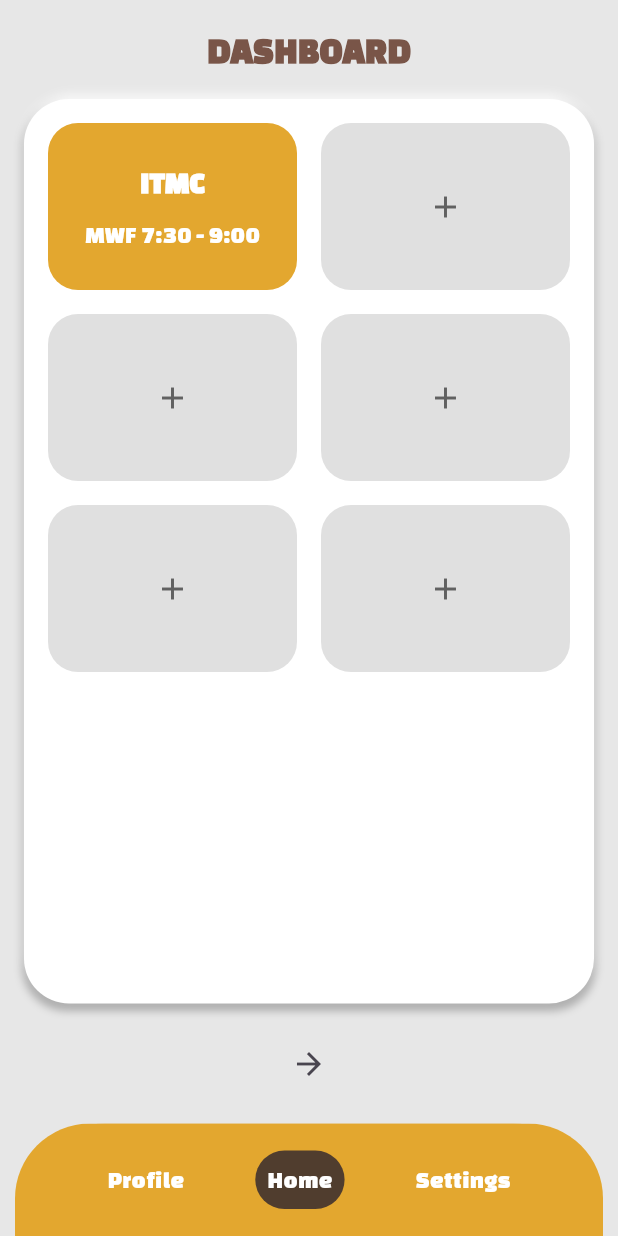
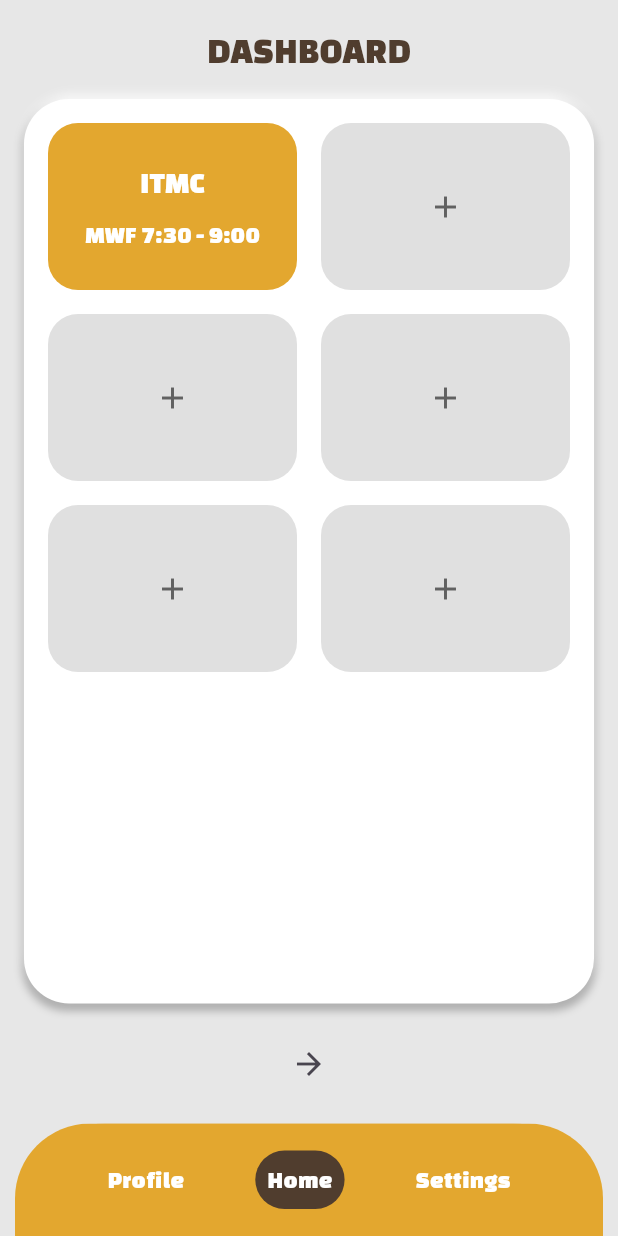
Before and after one commit to JaredOquindo/SeatSmart, a Flutter app: the screen it shows once a user with an empty profile is signed in, on a phone screen of 412 x 824 dp. Run offline on Flutter 3.47's test engine with Material 3 defaults, Android fonts, the phone set to English and light mode, and no system bars; our stand-ins replace firebase_auth, firebase_core; accounts and stored records are empty.

Commit message:
Update Files

```diff
--- a/seatsmart/lib/pages/home_page.dart
+++ b/seatsmart/lib/pages/home_page.dart
@@ -26,8 +26,8 @@ class HomePage extends StatelessWidget {
                 'DASHBOARD',
                 style: TextStyle(
                   fontSize: 24,
-                  fontWeight: FontWeight.bold,
-                  color: Colors.brown,
+                  fontWeight: FontWeight.normal,
+                  color: Color(0xff503D2E),
                   fontFamily: 'ChangaOne',
                 ),
               ),
@@ -81,7 +81,7 @@ class HomePage extends StatelessWidget {
                                         style: TextStyle(
                                           color: Colors.white,
                                           fontSize: 20,
-                                          fontWeight: FontWeight.bold,
+                                          fontWeight: FontWeight.normal,
                                           fontFamily: 'ChangaOne',
                                         ),
                                       ),
@@ -92,6 +92,7 @@ class HomePage extends StatelessWidget {
                                           color: Colors.white,
                                           fontSize: 16,
                                           fontFamily: 'ChangaOne',
+                                          fontWeight: FontWeight.normal
                                         ),
                                       ),
                                     ],
```
